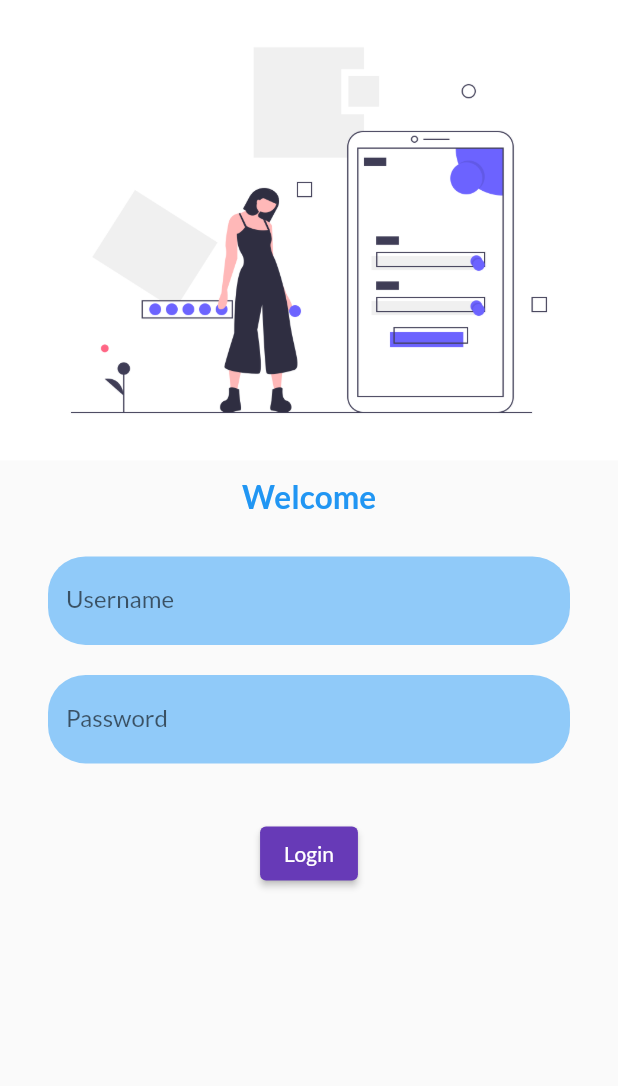
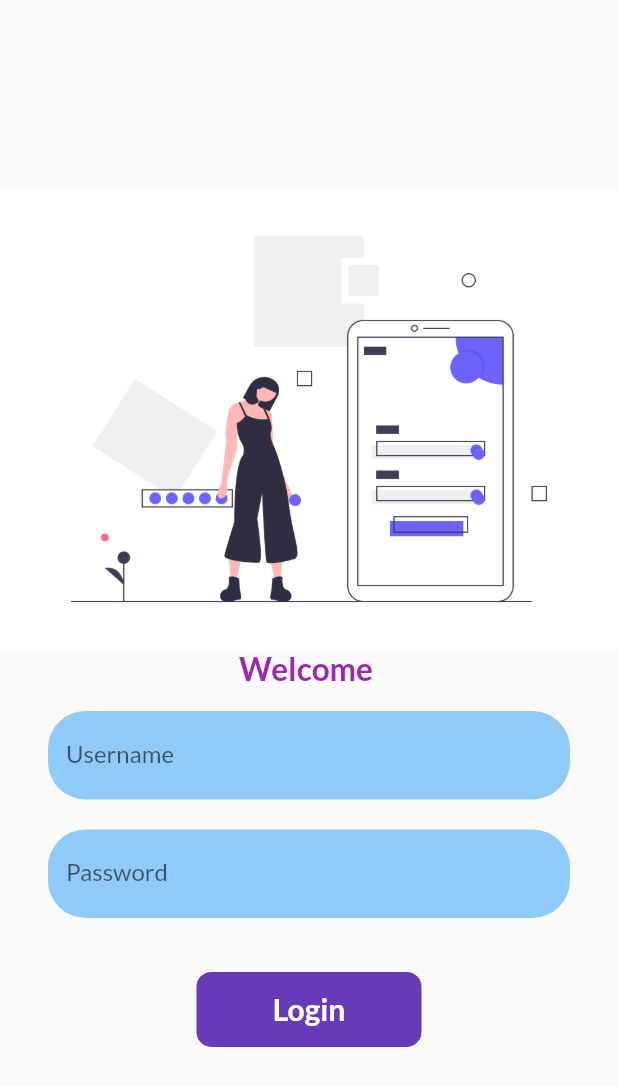
Before and after one commit to IMRISHABH08/Branching, a Flutter app: the screen it shows after launch, on a phone screen of 412 x 824 dp. Shown: the top 1086 px of the screen. Run offline on Flutter 3.47's test engine with Material 2 defaults, Android fonts, the phone set to English and light mode, and no system bars; our stand-ins replace google_fonts.

Commit message:
SixthDay(AnimatedContainer + InkWell +KeyBoardRenderFlow )

```diff
--- a/lib/pages/login_page.dart
+++ b/lib/pages/login_page.dart
@@ -1,18 +1,34 @@
+import 'dart:math';
+
+import 'package:catalog_app/utils/routes.dart';
 import 'package:flutter/material.dart';
 import 'package:flutter/services.dart';
 import 'package:google_fonts/google_fonts.dart';
 import './home_page.dart';
 
-class LoginPage extends StatelessWidget {
+class LoginPage extends StatefulWidget {
+  @override
+  _LoginPageState createState() => _LoginPageState();
+}
+
+String addName = " ";
+bool ButtonIsOn = false;
+
+class _LoginPageState extends State<LoginPage> {
   @override
   Widget build(BuildContext context) {
     return Material(
-      child: SingleChildScrollView(
-        //reverse: true,
-        child: Column(
+      child: Center(
+        child: ListView(
+          physics: BouncingScrollPhysics(),
+          shrinkWrap: true,
+          reverse: true,
+          children: [
+            Column(
               children: [
                 Container(
                   color: Colors.white,
+                  //height: 400,
                   //margin: EdgeInsets.all(20),
                   child: Image.asset(
                     "assets/images/undraw_mobile_login_ikmv.png",
@@ -22,27 +38,38 @@ class LoginPage extends StatelessWidget {
                 // SizedBox(
                 //   height: 20,
                 // ),
-            TextButton(
-              style: TextButton.styleFrom(
-                primary: Colors.blue,
+                Container(
+                  // width: 200,
+                  // height: 100,
+                  decoration: BoxDecoration(
+                    borderRadius: BorderRadius.all(
+                      Radius.circular(30),
+                    ),
                   ),
                   child: Text(
-                "Welcome",
+                    "  Welcome $addName ",
                     style: TextStyle(
                       fontWeight: FontWeight.bold,
+                      //backgroundColor: Colors.yellow,
+                      color: Colors.purple,
                     ),
                     textScaleFactor: 1.5,
                   ),
-              onPressed: () {
-                Navigator.of(context).pushNamed("/home_page");
-              },
                 ),
+
                 Padding(
-              padding:
-                  const EdgeInsets.symmetric(vertical: 16.0, horizontal: 32),
+                  padding: const EdgeInsets.symmetric(
+                      vertical: 16.0, horizontal: 32),
                   child: Column(
                     children: [
-                  TextField(
+                      TextFormField(
+                        onChanged: (value) {
+                          setState(() {
+                            addName = value;
+                          });
+                        },
+
+                        // controller: TextEditingController(),
                         decoration: InputDecoration(
                           //  border: OutlineInputBorder(
                           //   borderRadius: BorderRadius.circular(25),
@@ -68,13 +95,14 @@ class LoginPage extends StatelessWidget {
                       SizedBox(
                         height: 20,
                       ),
-                  TextField(
+                      TextFormField(
                         decoration: InputDecoration(
                           labelText: "Password",
                           hintText: "e.g. Ri@#_",
                           hintStyle: TextStyle(fontSize: 10),
                           filled: true,
                           fillColor: Colors.blue[200],
+
                           enabledBorder: UnderlineInputBorder(
                               borderSide: BorderSide.none,
                               borderRadius: BorderRadius.circular(25)),
@@ -91,14 +119,53 @@ class LoginPage extends StatelessWidget {
                 SizedBox(
                   height: 20,
                 ),
-            ElevatedButton(
-              onPressed: () {},
-              child: Text("Login"),
-              style: ElevatedButton.styleFrom(),
+                InkWell(
+                  onTap: () async {
+                    setState(() {
+                      ButtonIsOn = true;
+                    });
+                    print("Button is $ButtonIsOn");
+                    await Future.delayed(Duration(seconds: 2));
+                    Navigator.of(context).pushNamed(MyRoutes.homeRoute);
+                    // await Future.delayed(Duration(seconds: 1));
+                    // ButtonIsOn = false;
+                    // setState(() {});
+                  },
+                  child: AnimatedContainer(
+                    duration: Duration(seconds: 1),
+                    alignment: Alignment.center,
+                    height: 50,
+                    width: ButtonIsOn ? 50 : 150,
+                    decoration: BoxDecoration(
+                      color: Colors.deepPurple,
+                      borderRadius: BorderRadius.circular(ButtonIsOn?50:10),
+                      //shape: ButtonIsOn?BoxShape.circle:BoxShape.rectangle,
                     ),
+                    child: ButtonIsOn
+                        ? Icon(
+                            Icons.done,
+                            color: Colors.white,
+                          )
+                        : Text(
+                            "Login",
+                            style: TextStyle(
+                                color: Colors.white,
+                                fontSize: 20,
+                                fontWeight: FontWeight.bold),
+                          ),
+                  ),
+                ),
+                // ElevatedButton(
+                //   onPressed: () {},
+                //   child: Text("Login"),
+                //   style: ElevatedButton.styleFrom(),
+                // ),
                 Padding(
                   padding: EdgeInsets.only(
-                    bottom: MediaQuery.of(context).viewInsets.bottom)),
+                      bottom: MediaQuery.of(context).viewInsets.bottom),
+                ),
+              ],
+            ),
           ],
         ),
       ),
```
Lines whose indentation alone changed are shown as unchanged.
